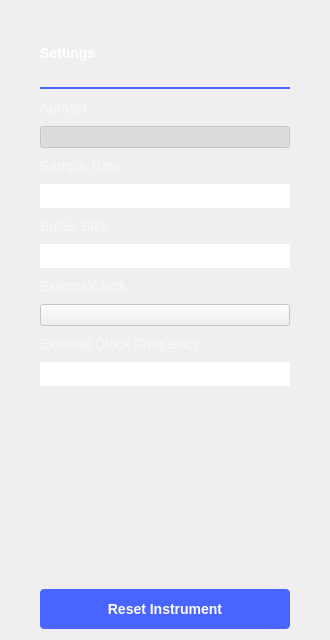
This is ui/pg_settings.ui in analogdevicesinc/scopy as Qt 5 draws it before an edit. The edited form follows.
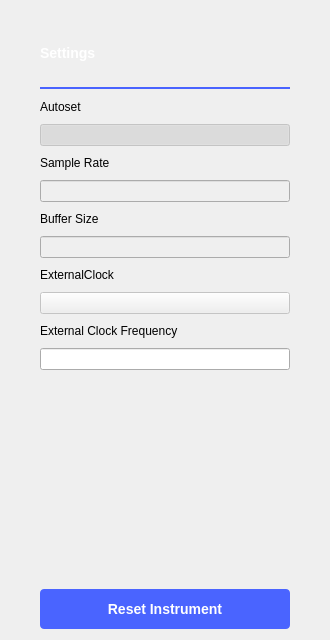
This is the edited form. Icons and pictures are not drawn. Custom widgets are drawn as their Qt base class.

Commit message: Pattern Generator: Simplify UI and use global stylesheet

Patch:
```diff
--- a/ui/pg_settings.ui
+++ b/ui/pg_settings.ui
@@ -13,101 +13,6 @@
   <property name="windowTitle">
    <string>Form</string>
   </property>
-  <property name="styleSheet">
-   <string notr="true">QLineEdit
-{
-  font-family: Arial;
-  font-size: 18px;
-  line-height: 21px;
-  color: #FFFFFF;
-  border: 0px;
-  border-bottom: 1px solid rgba(255,255,255,100);
-}
-
-QLineEdit:disabled
-{
-  color: rgb(85, 85, 85);
-}
-
-QFrame
-{
-height: 1px;
-color: rgba(255,255,255,25);
-}
-
-QComboBox
-{
-  height: 19px;
-  border: 0px;
-  border-bottom: 1px solid rgba(255, 255, 255, 102);
-  font-family: ArialMT;
-  font-size: 18px;
-  font-weight: normal;
-  font-style: normal;
-  text-align: left;
-  color: #ffffff;
-}
-
-QLabel
-{
-width: 68.2px;
-height: 16.46px;
-font-family: Arial;
-font-size: 14px;
-line-height: 16px;
-color: rgba(255,255,255,150);
-}
-
-QLabel:disabled
-{
-  color: rgb(85, 85, 85);
-}
-
-QComboBox::drop-down
-{
-  subcontrol-position: center right;
-  width: 10px;
-  height: 6px;
-  border-image: url(:/icons/sba_cmb_box_arrow.svg);
-  font-family: ArialMT;
-  font-size: 16px;
-  font-weight: normal;
-  font-style: normal;
-  text-align: left;
-}
-
-QComboBox QAbstractItemView {
-  border: 0px;
-  selection-background-color: rgba(25, 25, 25);
-  outline: 0px;
-  /*background:black;*/
- padding: 1px 0px 1px 3px; /*This makes text colour work*/
-}
-QComboBox:disabled
-{
-  color: rgb(85, 85, 85);
-}
-
-/* Color of the selected list item. */
-QComboBox::item:selected {
-  font-family: ArialMT;
-  font-size: 18px;
-  font-weight: normal;
-  font-style: normal;
-  text-align: left;
-  color: #ffffff;
-  border-bottom: 0px solid rgba(255, 255, 255, 102);
- 
-}
-/* Indicator will shine through the label text if you don't make it hidden. */
-QComboBox::indicator{
-    background-color:transparent;
-    selection-background-color:transparent;
-    color:transparent;
-    selection-color:transparent;
-}
-</string>
-  </property>
   <layout class="QGridLayout" name="gridLayout_2">
    <property name="leftMargin">
     <number>40</number>
```
The commit also changes 2 other files.
